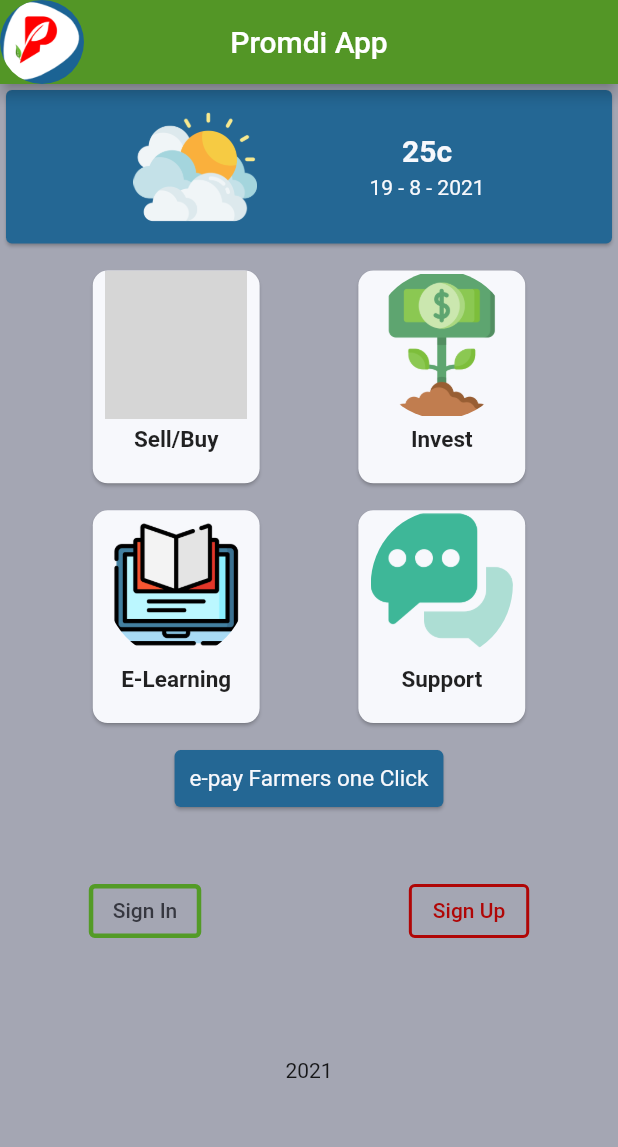
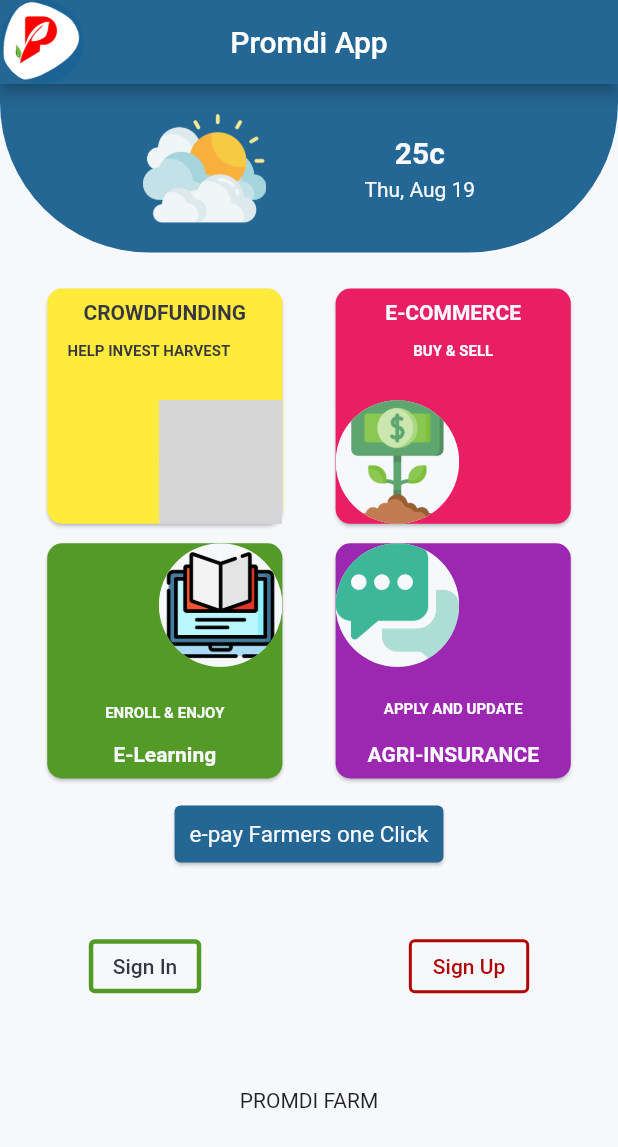
Before and after one commit to ajoluvya/promdi-fe, a Flutter app: the screen it shows after launch, on a phone screen of 412 x 824 dp. Shown: the top 1147 px of the screen. Run offline on Flutter 3.47's test engine with Material 2 defaults, Android fonts, the light colour scheme and no system bars; our stand-ins replace flutter_svg; grey boxes are pictures that could not be loaded.

Commit message:
new changes to landing page

```diff
--- a/lib/main.dart
+++ b/lib/main.dart
@@ -28,7 +28,7 @@ class MyApp extends StatelessWidget {
       debugShowCheckedModeBanner: false,
       title: 'Promdi',
       theme: ThemeData(
-        primarySwatch: MaterialColor(0xff539626, color),
+        primarySwatch: MaterialColor(0xFF246794, color),
       ),
       home: const LandingPage(),
     );
--- a/lib/screens/landing_page/landing_page.dart
+++ b/lib/screens/landing_page/landing_page.dart
@@ -1,4 +1,5 @@
 import 'package:flutter/material.dart';
+import 'package:intl/intl.dart';
 import 'package:promdi_fe/helpers/style.dart';
 import 'package:promdi_fe/screens/login/login.dart';
 import 'package:promdi_fe/screens/signup/signup_page.dart';
@@ -12,7 +13,6 @@ class LandingPage extends StatefulWidget {
 }
 
 class _LandingPageState extends State<LandingPage> {
-  DateTime currentDate = DateTime.now();
   @override
   Widget build(BuildContext context) {
     final height = MediaQuery.of(context).size.height;
@@ -28,14 +28,23 @@ class _LandingPageState extends State<LandingPage> {
           ),
         ),
       ),
-      body: Container(
-        height: height,
-        color: lightGrey,
-        child: SingleChildScrollView(
+      backgroundColor: light,
+      body: SafeArea(
         child: Column(
+          crossAxisAlignment: CrossAxisAlignment.stretch,
           children: [
-              Card(
+            Container(
+              padding: EdgeInsets.symmetric(
+                horizontal: 20,
+                vertical: 5,
+              ),
+              decoration: BoxDecoration(
                 color: lightBlue,
+                borderRadius: BorderRadius.only(
+                  bottomLeft: Radius.circular(100),
+                  bottomRight: Radius.circular(100),
+                ),
+              ),
               child: Padding(
                 padding: EdgeInsets.all(10),
                 child: Row(
@@ -55,8 +64,7 @@ class _LandingPageState extends State<LandingPage> {
                               fontSize: 20),
                         ),
                         SizedBox(height: 5),
-                          Text(
-                              '${currentDate.day} - ${currentDate.month} - ${currentDate.year}',
+                        Text('${DateFormat.MMMEd().format(DateTime.now())}',
                             style: TextStyle(
                               color: light,
                             )),
@@ -66,6 +74,17 @@ class _LandingPageState extends State<LandingPage> {
                 ),
               ),
             ),
+            SizedBox(
+              height: 10,
+            ),
+            Expanded(
+              child: Container(
+                  child: Container(
+                height: height,
+                color: light,
+                child: SingleChildScrollView(
+                  child: Column(
+                    children: [
                       SizedBox(height: 10),
                       Row(
                         mainAxisAlignment: MainAxisAlignment.spaceEvenly,
@@ -73,11 +92,19 @@ class _LandingPageState extends State<LandingPage> {
                           Column(
                             children: [
                               CustomCard(
-                        text: 'Sell/Buy',
+                                text: 'CROWDFUNDING',
                                 image: 'assets/images/money (1).png',
                                 onClick: () {
                                   print('Sell/Buy');
                                 },
+                                bottom: 0,
+                                right: 0,
+                                toptext: 0,
+                                color: Colors.yellow,
+                                toptext2: 30,
+                                lefttext2: 0,
+                                textColor: dark,
+                                text2: 'HELP INVEST HARVEST',
                               ),
                             ],
                           ),
@@ -85,17 +112,24 @@ class _LandingPageState extends State<LandingPage> {
                           Column(
                             children: [
                               CustomCard(
-                        text: 'Invest',
+                                text: 'E-COMMERCE',
                                 image: 'assets/images/money.png',
                                 onClick: () {
                                   print('Invest');
                                 },
+                                bottom: 0,
+                                left: 0,
+                                toptext: 0,
+                                toptext2: 30,
+                                color: Colors.pink,
+                                textColor: light,
+                                text2: 'BUY & SELL',
                               ),
                             ],
                           )
                         ],
                       ),
-              SizedBox(height: 10),
+                      SizedBox(height: 5),
                       Row(
                         mainAxisAlignment: MainAxisAlignment.spaceEvenly,
                         children: [
@@ -107,6 +141,13 @@ class _LandingPageState extends State<LandingPage> {
                                 onClick: () {
                                   print('E-Learning');
                                 },
+                                top: 0,
+                                right: 0,
+                                bottomtext: 0,
+                                bottomtext2: 2,
+                                color: greenCustom,
+                                textColor: light,
+                                text2: 'ENROLL & ENJOY',
                               ),
                             ],
                           ),
@@ -114,11 +155,18 @@ class _LandingPageState extends State<LandingPage> {
                           Column(
                             children: [
                               CustomCard(
-                        text: 'Support',
+                                text: 'AGRI-INSURANCE',
                                 image: 'assets/images/chat.png',
                                 onClick: () {
-                          print('object');
+                                  print('Support');
                                 },
+                                top: 0,
+                                left: 0,
+                                bottomtext: 0,
+                                bottomtext2: 5,
+                                color: Colors.purple,
+                                textColor: light,
+                                text2: 'APPLY AND UPDATE',
                               ),
                             ],
                           )
@@ -154,7 +202,8 @@ class _LandingPageState extends State<LandingPage> {
                             onPressed: () {
                               Navigator.push(
                                 context,
-                        MaterialPageRoute(builder: (context) => LoginScreen()),
+                                MaterialPageRoute(
+                                    builder: (context) => LoginScreen()),
                               );
                             },
                             child: Text(
@@ -175,7 +224,8 @@ class _LandingPageState extends State<LandingPage> {
                             onPressed: () {
                               Navigator.push(
                                 context,
-                        MaterialPageRoute(builder: (context) => SignUp()),
+                                MaterialPageRoute(
+                                    builder: (context) => SignUp()),
                               );
                             },
                             child: Text(
@@ -187,12 +237,16 @@ class _LandingPageState extends State<LandingPage> {
                           ),
                         ],
                       ),
-              SizedBox(height: height * 0.09),
+                      SizedBox(height: height * 0.07),
                       Center(
-                child: Text('2021'),
+                        child: Text('PROMDI FARM'),
                       )
                     ],
                   ),
+                ),
+              )),
+            ),
+          ],
         ),
       ),
     );
--- a/lib/widgets/card.dart
+++ b/lib/widgets/card.dart
@@ -3,46 +3,121 @@ import 'package:promdi_fe/helpers/style.dart';
 
 class CustomCard extends StatelessWidget {
   final String text;
+  final String text2;
   final String image;
+  final double? top;
+  final double? bottom;
+  final double? right;
+  final double? left;
+  final double? toptext;
+  final double? bottomtext;
+  final double? righttext;
+  final double? lefttext;
+  final double? toptext2;
+  final double? bottomtext2;
+  final double? righttext2;
+  final double? lefttext2;
+  final Color color;
+  final Color textColor;
+
   final VoidCallback onClick;
   const CustomCard(
       {Key? key,
       required this.text,
+      required this.text2,
       required this.image,
-      required this.onClick})
+      required this.onClick,
+      this.top,
+      this.bottom,
+      this.right,
+      this.left,
+      this.toptext,
+      this.bottomtext,
+      this.righttext,
+      this.lefttext,
+      required this.color,
+      required this.textColor,
+      this.toptext2,
+      this.bottomtext2,
+      this.righttext2,
+      this.lefttext2})
       : super(key: key);
 
   @override
   Widget build(BuildContext context) {
     final width = MediaQuery.of(context).size.width;
     final height = MediaQuery.of(context).size.height;
+    Size size = MediaQuery.of(context).size;
     return Container(
+      height: height * 0.2,
+      width: width * 0.4,
       child: GestureDetector(
         child: Card(
-          color: light,
+          color: color,
           shape:
               RoundedRectangleBorder(borderRadius: BorderRadius.circular(10)),
-          child: Column(
+          child: Stack(
+            alignment: Alignment.center,
             children: [
-              ClipOval(
+              Positioned(
+                top: top,
+                left: left,
+                bottom: bottom,
+                right: right,
+                child: ClipOval(
+                  child: Material(
+                    color: light,
                     child: Image.asset(
                       image,
                       fit: BoxFit.contain,
-                  height: height * 0.12,
-                  width: width * 0.23,
+                      height: size.height * 0.1,
+                      width: size.width * 0.2,
                     ),
                   ),
-              SizedBox(height: 5),
-              SizedBox(
-                height: height * 0.04,
-                width: width * 0.27,
+                ),
+              ),
+              Positioned(
+                top: toptext,
+                left: lefttext,
+                bottom: bottomtext,
+                right: righttext,
+                child: Padding(
+                  padding: const EdgeInsets.all(8.0),
+                  child: SizedBox(
+                    // height: size.height * 0.06,
+                    width: size.width * 0.4,
                     child: Text(
                       text,
                       textAlign: TextAlign.center,
-                  style: TextStyle(fontWeight: FontWeight.bold, fontSize: 15),
+                      style: TextStyle(
+                          color: textColor,
+                          fontWeight: FontWeight.bold,
+                          fontSize: 14),
                     ),
                   ),
-              SizedBox(height: 5),
+                ),
+              ),
+              Positioned(
+                top: toptext2,
+                left: lefttext2,
+                bottom: bottomtext2,
+                right: righttext2,
+                child: Padding(
+                  padding: const EdgeInsets.all(6.0),
+                  child: SizedBox(
+                    height: size.height * 0.05,
+                    width: size.width * 0.3,
+                    child: Text(
+                      text2,
+                      textAlign: TextAlign.center,
+                      style: TextStyle(
+                          color: textColor,
+                          fontWeight: FontWeight.bold,
+                          fontSize: 10),
+                    ),
+                  ),
+                ),
+              ),
             ],
           ),
         ),
--- a/pubspec.yaml
+++ b/pubspec.yaml
@@ -34,6 +34,7 @@ dependencies:
   # Use with the CupertinoIcons class for iOS style icons.
   cupertino_icons: ^1.0.2
   flutter_svg: ^0.22.0
+  intl: ^0.17.0
 
 dev_dependencies:
   flutter_test:
```
Also changed, not shown: pubspec.lock. Lines whose indentation alone changed are shown as unchanged.
